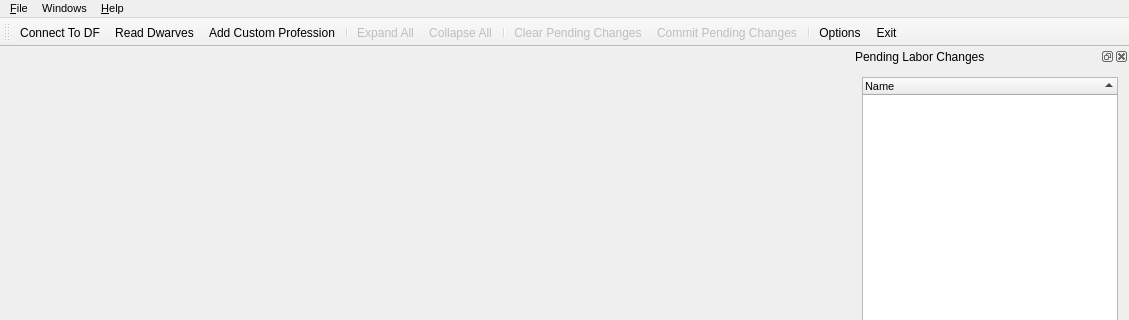
Qt form ui/mainwindow.ui (Dwarf-Therapist/Dwarf-Therapist) before a commit; both pictures show x 0 to 1129 and y 0 to 320 of the 1129 by 807 pixel window.
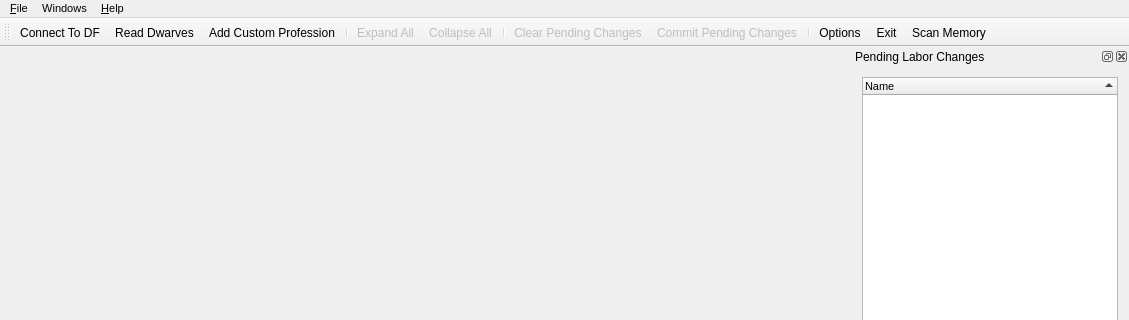
The same form after that commit. Icons and pictures are not drawn.

```diff
--- a/ui/mainwindow.ui
+++ b/ui/mainwindow.ui
@@ -210,6 +210,7 @@
    <addaction name="separator"/>
    <addaction name="act_options"/>
    <addaction name="act_exit"/>
+   <addaction name="act_scan_memory"/>
   </widget>
   <widget class="QStatusBar" name="statusBar"/>
   <widget class="QDockWidget" name="dock_pending_jobs_list">
```
